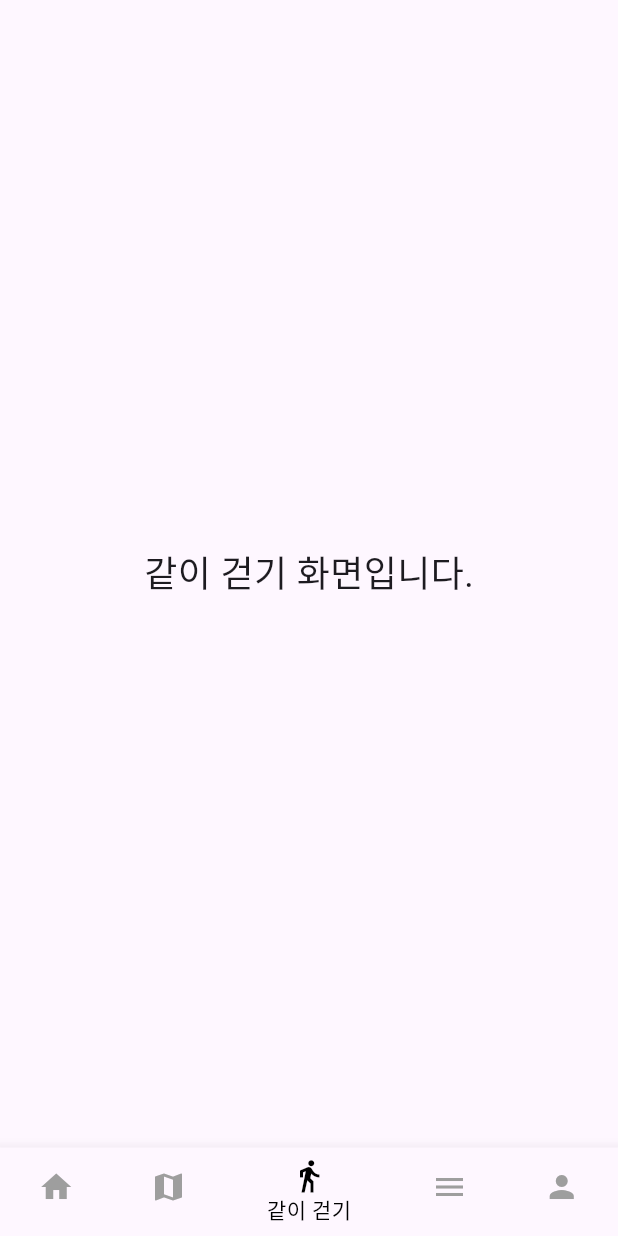
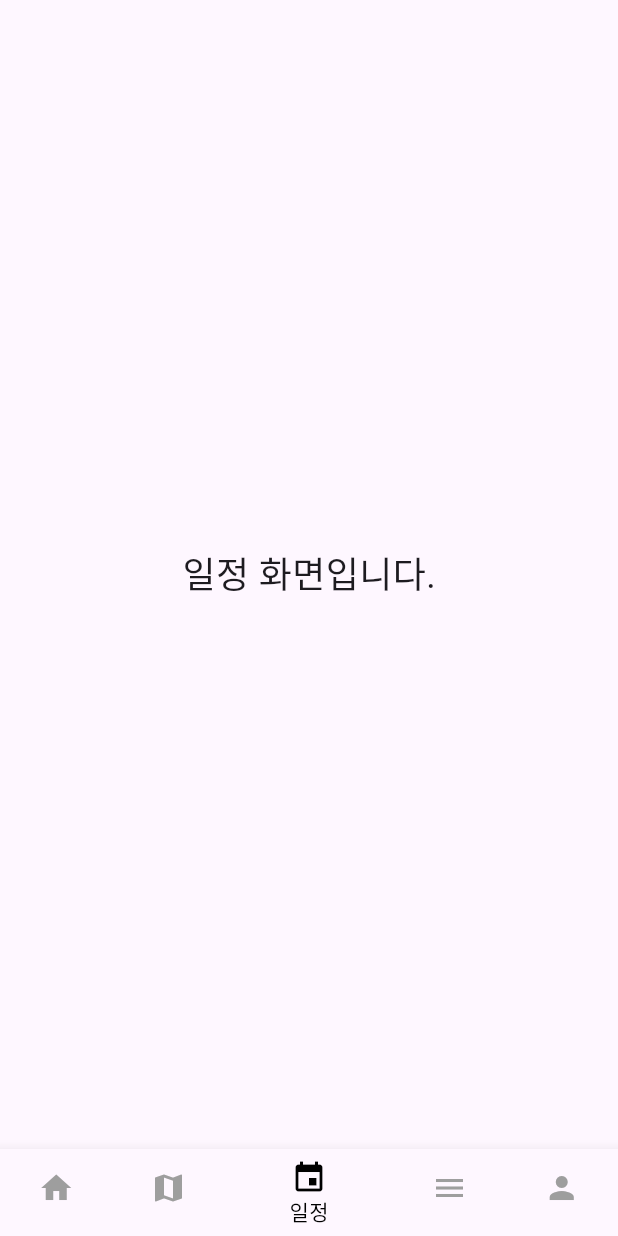
Before and after one commit to SeulHwa1/DateCourse, a Flutter app: the screen it shows after launch, item 3 of the bottom bar chosen, on a phone screen of 412 x 824 dp. Run offline on Flutter 3.47's test engine with Material 3 defaults, Android fonts, the phone set to English and light mode, and no system bars.

Commit message:
가독성 수정

```diff
--- a/lib/components/app_bar_title.dart
+++ b/lib/components/app_bar_title.dart
@@ -1,7 +1,6 @@
 import 'package:flutter/material.dart';
 import '../screens/notifications_screen.dart';
 import '../screens/points_screen.dart';
-import '../screens/recommend_screen.dart';
 
 class AppBarTitle extends StatelessWidget {
   final int selectedIndex;
@@ -10,8 +9,8 @@ class AppBarTitle extends StatelessWidget {
   const AppBarTitle({
     required this.selectedIndex,
     required this.onTap,
-    Key? key,
-  }) : super(key: key);
+    super.key,
+  });
 
   @override
   Widget build(BuildContext context) {
--- a/lib/main.dart
+++ b/lib/main.dart
@@ -1,8 +1,6 @@
 import 'package:flutter/material.dart';
 import 'screens/main_screen.dart';
 import 'screens/recommend_screen.dart';
-import 'screens/notifications_screen.dart';
-import 'screens/points_screen.dart';
 import 'components/app_bar_title.dart';
 
 void main() {
@@ -25,7 +23,7 @@ class AppLayout extends StatefulWidget {
   const AppLayout({super.key});
 
   @override
-  _AppLayoutState createState() => _AppLayoutState();
+  State<AppLayout> createState() => _AppLayoutState();
 }
 
 class _AppLayoutState extends State<AppLayout> {
@@ -36,7 +34,7 @@ class _AppLayoutState extends State<AppLayout> {
   final List<Widget> _bottomPages = [
     MainScreen(), // 홈 화면
     const SimpleScreen(title: "지도입니다."), // 지도 화면
-    const SimpleScreen(title: "같이 걷기 화면입니다."), // 같이 걷기 화면
+    const SimpleScreen(title: "일정 화면입니다."), // 같이 걷기 화면
     const SimpleScreen(title: "서랍 화면입니다."), // 서랍 화면
     const SimpleScreen(title: "프로필 화면입니다."), // 프로필 화면
   ];
@@ -83,8 +81,8 @@ class _AppLayoutState extends State<AppLayout> {
             label: '지도',
           ),
           BottomNavigationBarItem(
-            icon: Icon(Icons.directions_walk),
-            label: '같이 걷기',
+            icon: Icon(Icons.event),
+            label: '일정',
           ),
           BottomNavigationBarItem(
             icon: Icon(Icons.menu),
```
